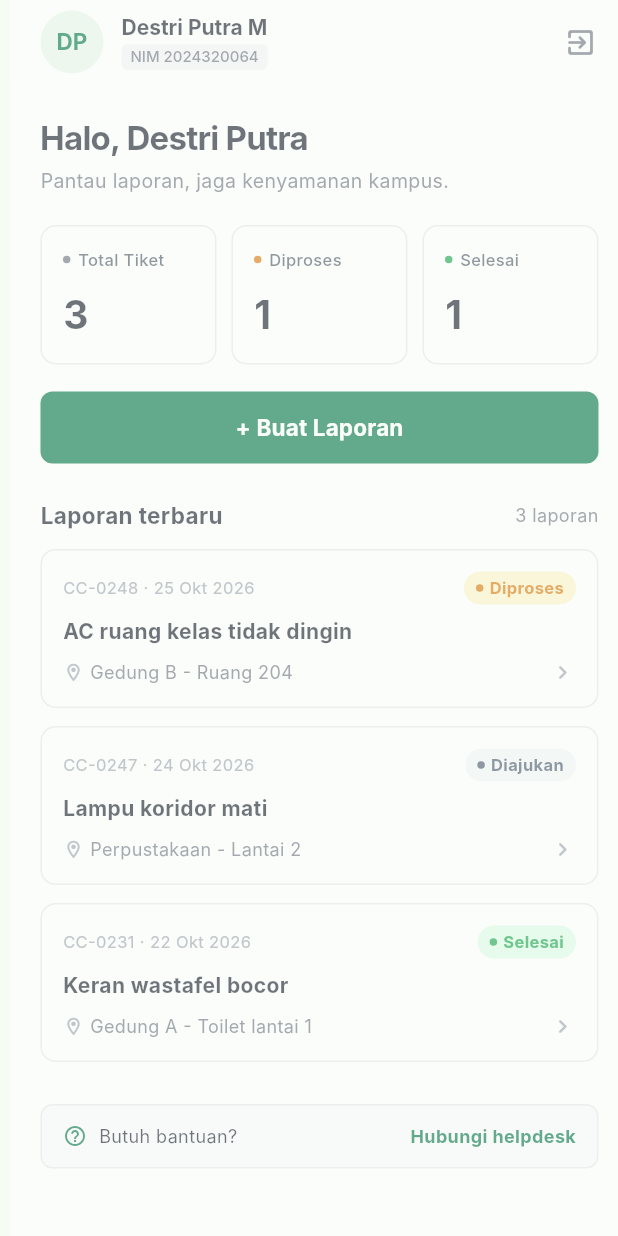
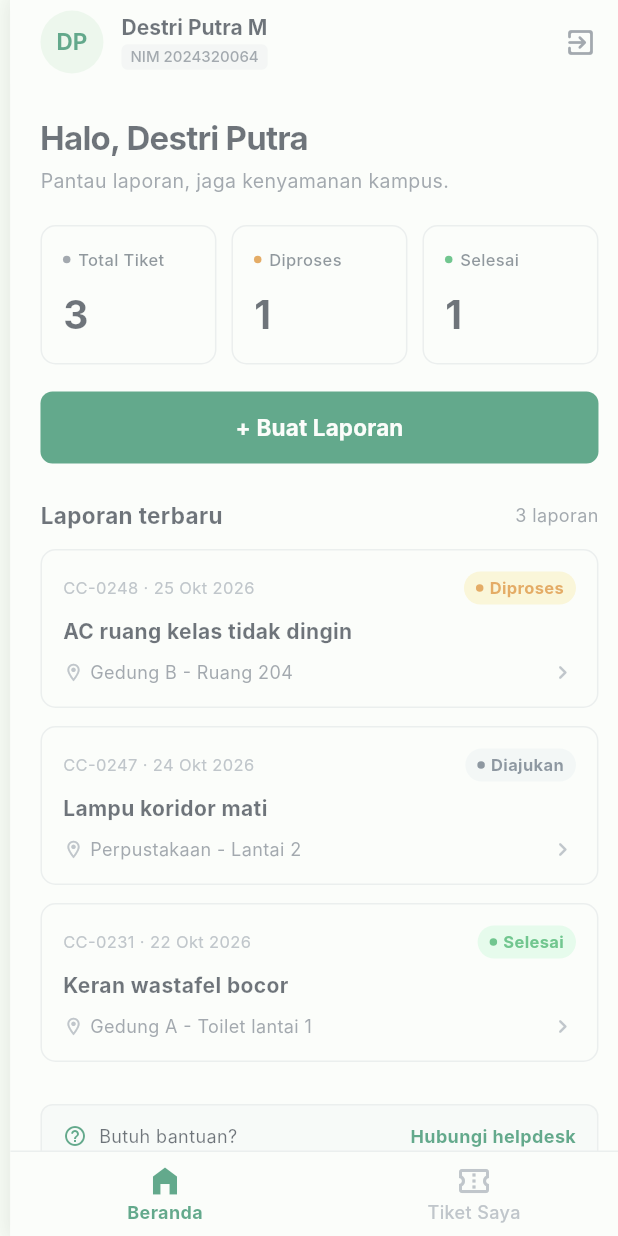
Before and after one commit to DestriPm/CampusCare, a Flutter app: the screen it shows after launch, after a tap on "Masuk ke Sistem", on a phone screen of 412 x 824 dp. Run offline on Flutter 3.47's test engine with Material 3 defaults, Android fonts, the phone set to English and light mode, and no system bars; Roboto replaces fonts that are missing (Inter).

Commit message:
feat: halaman tiket saya dan perbaikan navigasi

```diff
--- a/lib/screen/login_screen.dart
+++ b/lib/screen/login_screen.dart
@@ -1,5 +1,6 @@
 import 'package:flutter/material.dart';
 
+import 'main_nav.dart';
 import 'dashboard_screen.dart';
 
 class LoginScreen extends StatefulWidget {
@@ -28,9 +29,10 @@ class _LoginScreenState extends State<LoginScreen> {
 
     if (mounted) {
       setState(() => _isLoading = false);
+      // CUKUP SATU KALI SAJA pindah ke MainNavigationScreen
       Navigator.pushReplacement(
         context,
-        MaterialPageRoute(builder: (_) => const DashboardScreen()),
+        MaterialPageRoute(builder: (_) => const MainNavigationScreen()),
       );
     }
   }
--- /dev/null
+++ b/lib/screen/main_nav.dart
@@ -0,0 +1,76 @@
+import 'package:flutter/material.dart';
+import 'dashboard_screen.dart';
+import 'my_ticket_screen.dart';
+
+class MainNavigationScreen extends StatefulWidget {
+  const MainNavigationScreen({super.key});
+
+  @override
+  State<MainNavigationScreen> createState() => _MainNavigationScreenState();
+}
+
+class _MainNavigationScreenState extends State<MainNavigationScreen> {
+  int _currentIndex = 0;
+
+  final List<Widget> _pages = const [
+    DashboardScreen(),  // Tab 1: Dashboard Utama
+    MyTicketsScreen(),  // Tab 2: Dashboard Tiket Saya & Progres
+  ];
+
+  @override
+  Widget build(BuildContext context) {
+    const primaryGreen = Color(0xFF007245);
+    const borderColor = Color(0xFFE5E7EB);
+
+    return Scaffold(
+      backgroundColor: const Color(0xFFF3F4F6), // Background abu-abu lembut di luar HP (untuk Chrome)
+      body: Center(
+        // KUNCI UKURAN: Biar di Chrome tampilannya tetap berukuran HP (maksimal 450px)
+        child: Container(
+          constraints: const BoxConstraints(maxWidth: 450),
+          decoration: const BoxDecoration(
+            color: Colors.white,
+            boxShadow: [
+              BoxShadow(
+                color: Colors.black12,
+                blurRadius: 10,
+                spreadRadius: 2,
+              )
+            ],
+          ),
+          child: Scaffold(
+            backgroundColor: Colors.white,
+            body: _pages[_currentIndex],
+            bottomNavigationBar: Container(
+              decoration: const BoxDecoration(
+                border: Border(top: BorderSide(color: borderColor, width: 1)),
+              ),
+              child: BottomNavigationBar(
+                currentIndex: _currentIndex,
+                onTap: (index) => setState(() => _currentIndex = index),
+                backgroundColor: Colors.white,
+                selectedItemColor: primaryGreen,
+                unselectedItemColor: const Color(0xFF9CA3AF),
+                selectedLabelStyle: const TextStyle(fontWeight: FontWeight.w700, fontSize: 12),
+                unselectedLabelStyle: const TextStyle(fontWeight: FontWeight.w500, fontSize: 12),
+                type: BottomNavigationBarType.fixed,
+                elevation: 0,
+                items: const [
+                  BottomNavigationBarItem(
+                    icon: Icon(Icons.home_filled),
+                    label: 'Beranda',
+                  ),
+                  BottomNavigationBarItem(
+                    icon: Icon(Icons.confirmation_number_outlined),
+                    activeIcon: Icon(Icons.confirmation_number_rounded),
+                    label: 'Tiket Saya',
+                  ),
+                ],
+              ),
+            ),
+          ),
+        ),
+      ),
+    );
+  }
+}
```
Also changed, not shown: lib/screen/my_ticket_screen.dart (added, +239 -0 lines), lib/screen/tiket_list_screen.dart (added, +158 -0 lines).
